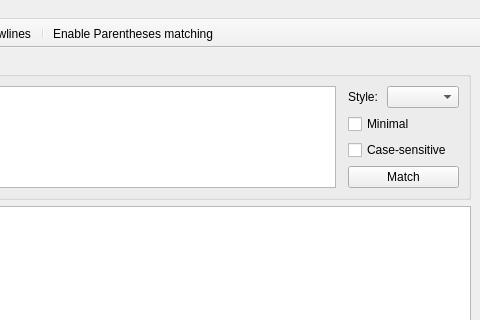
This is src/ui/mainwindow.ui in momesana/qregexp-editor as Qt 5 draws it before an edit; both pictures show x 320 to 800 and y 0 to 320 of the 800 by 600 pixel window. The edited form follows.
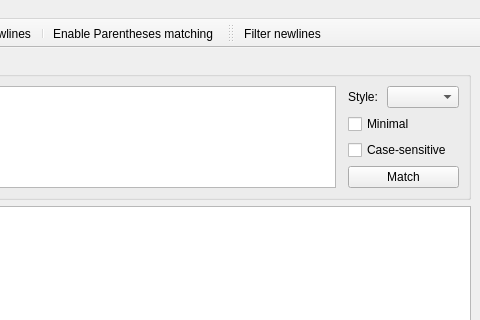
This is the edited form. Custom widgets are drawn as their Qt base class.

Commit message:
Adds filter newlines from pattern
In complex regexp's, there is a need to split the regexp's among several
lines. Of course that the newlines shouldn't be part of the pattern sent
to evaluation. Give the user the power of choice.

Diff of the .ui file:
```diff
--- a/src/ui/mainwindow.ui
+++ b/src/ui/mainwindow.ui
@@ -264,6 +264,18 @@
    <addaction name="separator"/>
    <addaction name="showParenthesesMatchAct"/>
   </widget>
+  <widget class="QToolBar" name="filtersToolbar">
+   <property name="windowTitle">
+    <string>Filters</string>
+   </property>
+   <attribute name="toolBarArea">
+    <enum>TopToolBarArea</enum>
+   </attribute>
+   <attribute name="toolBarBreak">
+    <bool>false</bool>
+   </attribute>
+   <addaction name="filterNewlinesAct"/>
+  </widget>
   <action name="openAct">
    <property name="text">
     <string>&amp;Open</string>
@@ -355,6 +367,14 @@
     <string>Highlight matching parentheses</string>
    </property>
   </action>
+  <action name="filterNewlinesAct">
+   <property name="checkable">
+    <bool>true</bool>
+   </property>
+   <property name="text">
+    <string>Filter newlines</string>
+   </property>
+  </action>
  </widget>
  <customwidgets>
   <customwidget>
```
The commit also changes 8 other files.
